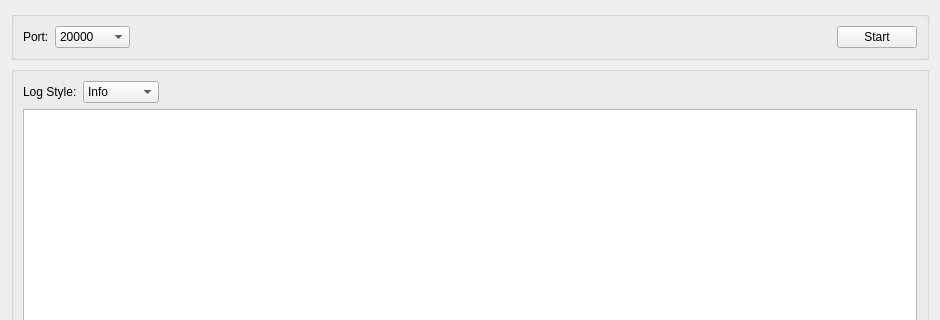
The window that Widgets/UdpWidget.ui (navinreddy23/Qt_TCP_UDP_Server) describes before a commit, drawn with Qt 5; both pictures show x 0 to 940 and y 0 to 320 of the 940 by 667 pixel window.
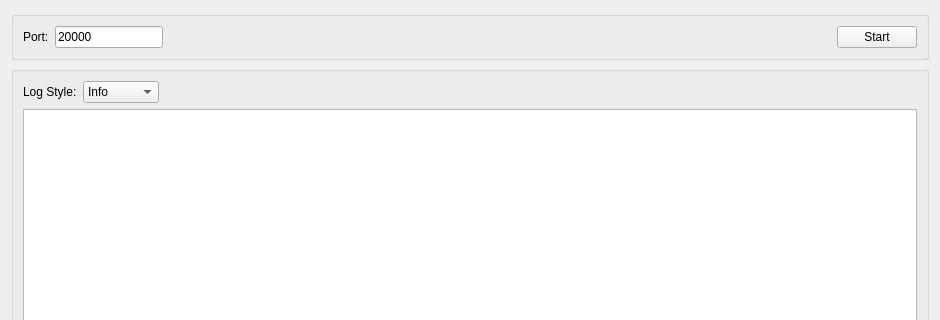
The same window after the commit.

Commit message: Changed port from drop down to line edit.

```diff
--- a/Widgets/UdpWidget.ui
+++ b/Widgets/UdpWidget.ui
@@ -98,7 +98,27 @@
      <property name="title">
       <string/>
      </property>
-     <layout class="QGridLayout" name="gridLayout_2">
+     <layout class="QGridLayout" name="gridLayout">
+      <item row="0" column="0">
+       <widget class="QLabel" name="label_MicUdp_5">
+        <property name="text">
+         <string>Port:</string>
+        </property>
+       </widget>
+      </item>
+      <item row="0" column="1">
+       <widget class="QLineEdit" name="lePort">
+        <property name="sizePolicy">
+         <sizepolicy hsizetype="Fixed" vsizetype="Fixed">
+          <horstretch>0</horstretch>
+          <verstretch>0</verstretch>
+         </sizepolicy>
+        </property>
+        <property name="text">
+         <string>20000</string>
+        </property>
+       </widget>
+      </item>
       <item row="0" column="2">
        <spacer name="horizontalSpacer">
         <property name="orientation">
@@ -112,21 +132,6 @@
         </property>
        </spacer>
       </item>
-      <item row="0" column="1">
-       <widget class="QComboBox" name="cmbMicUdpPort">
-        <property name="minimumSize">
-         <size>
-          <width>75</width>
-          <height>0</height>
-         </size>
-        </property>
-        <item>
-         <property name="text">
-          <string>20000</string>
-         </property>
-        </item>
-       </widget>
-      </item>
       <item row="0" column="3">
        <widget class="QPushButton" name="btnMicUdpStartStop">
         <property name="minimumSize">
@@ -140,13 +145,6 @@
         </property>
        </widget>
       </item>
-      <item row="0" column="0">
-       <widget class="QLabel" name="label_MicUdp_5">
-        <property name="text">
-         <string>Port:</string>
-        </property>
-       </widget>
-      </item>
      </layout>
     </widget>
    </item>
```
The commit also changes 5 other files.
